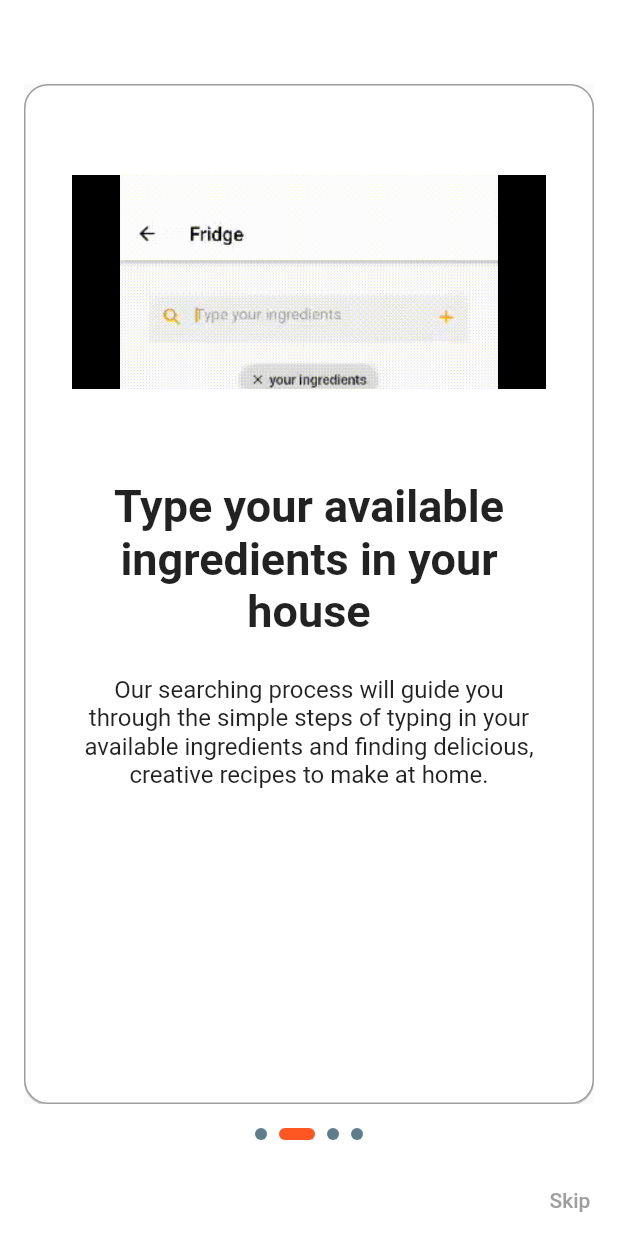
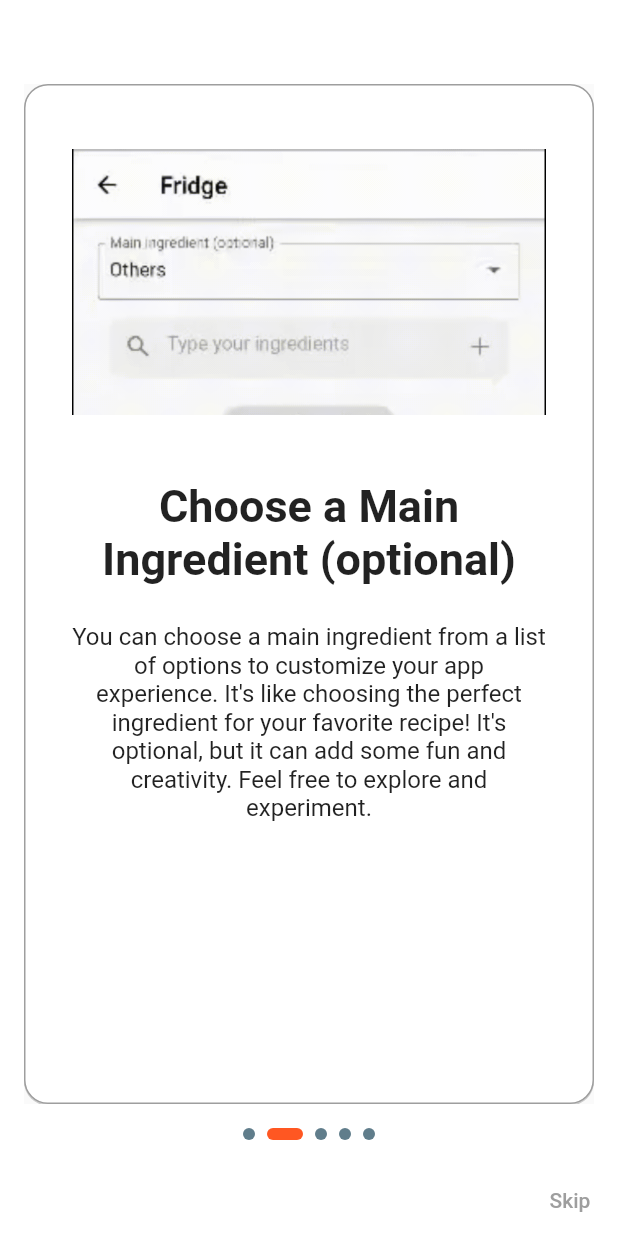
Before and after one commit to kaonapp/kaon, a Flutter app: the FridgeTutorial screen opened directly, swiped to page 2, on a phone screen of 412 x 824 dp. Run offline on Flutter 3.47's test engine with Material 2 defaults, Android fonts, the phone set to English and light mode, and no system bars; our stand-ins replace carousel_slider, cloud_firestore, firebase_core, flutter_native_splash, get, youtube_player_flutter; accounts and stored records are empty.

Commit message:
Reivised fridge tutorial page.

```diff
--- a/lib/fridge_tutorial.dart
+++ b/lib/fridge_tutorial.dart
@@ -17,6 +17,11 @@ class _FridgeTutorialState extends State<FridgeTutorial> {
       'assets/fridge_tuts/get.gif',
       'Get Started with Our Fridge',
       'Our fridge app helps users keep track of the ingredients they have in their kitchen by allowing them to input them into the app. This makes it easier for users to know what they have available to cook with and can help them plan meals more efficiently.',
+    ),
+    _buildOnboardingPage(
+      'assets/fridge_tuts/if.gif',
+      'Choose a Main Ingredient (optional)',
+      'You can choose a main ingredient from a list of options to customize your app experience. It\'s like choosing the perfect ingredient for your favorite recipe! It\'s optional, but it can add some fun and creativity. Feel free to explore and experiment.',
     ),
     _buildOnboardingPage(
       'assets/fridge_tuts/type.gif',
@@ -60,9 +65,11 @@ class _FridgeTutorialState extends State<FridgeTutorial> {
                         ))
                     .toList(),
                 onPageChanged: (int index) {
-                  setState(() {
-                    _currentPageIndex = index;
-                  });
+                  setState(
+                    () {
+                      _currentPageIndex = index;
+                    },
+                  );
                 },
               ),
             ),
```
Also changed, not shown: assets/fridge_tuts/if.gif (added), assets/fridge_tuts/press.gif, assets/fridge_tuts/type.gif, 1 other file.
